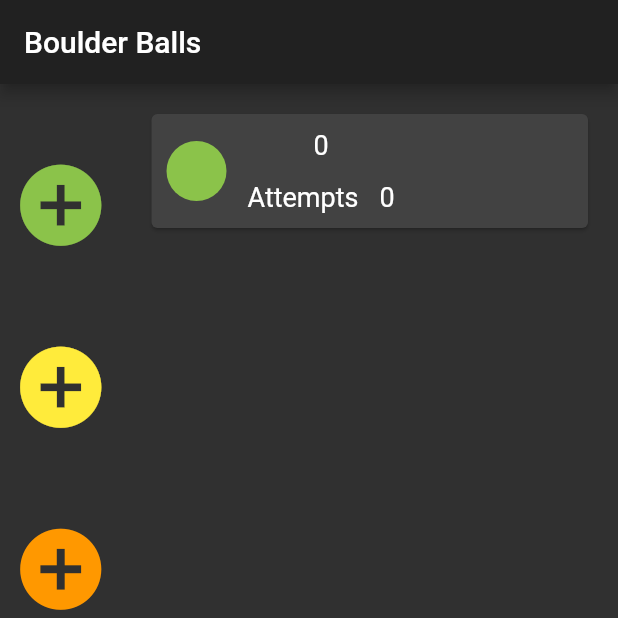
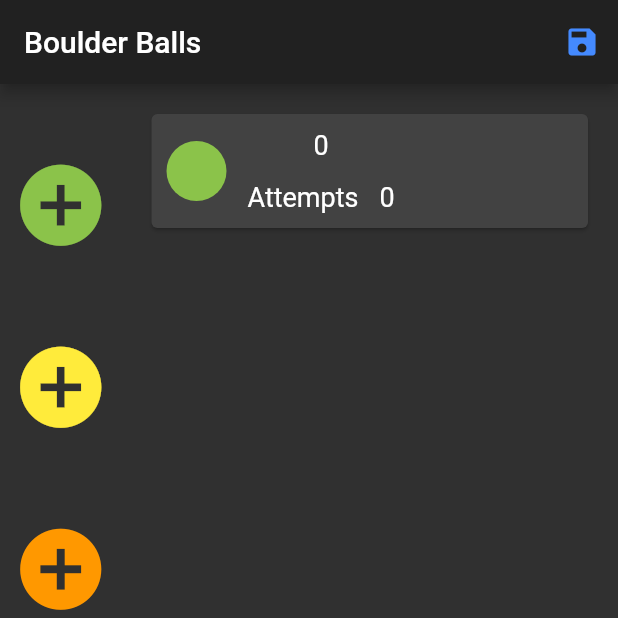
Before and after one commit to isirotkin/BoulderBalls, a Flutter app: the screen it shows after launch, after a tap on the "add circle" icon, on a phone screen of 412 x 824 dp, the top half of it. Run offline on Flutter 3.47's test engine with Material 2 defaults, Android fonts, the phone set to English and light mode, and no system bars.

Commit message:
Added save button

```diff
--- a/lib/main.dart
+++ b/lib/main.dart
@@ -136,6 +136,9 @@ class _MyHomePage extends State<MyHomePage> {
     return Scaffold(
         appBar: AppBar(
           title: Text('Boulder Balls'),
+          actions: <Widget>[
+            attempts.isNotEmpty ? new IconButton(icon: Icon(Icons.save, color: Colors.blueAccent,), onPressed: null) : new IconButton(icon: Icon(Icons.save, color: Colors.white10,), onPressed: null)
+          ],
         ),
 
         body: Row(
```
